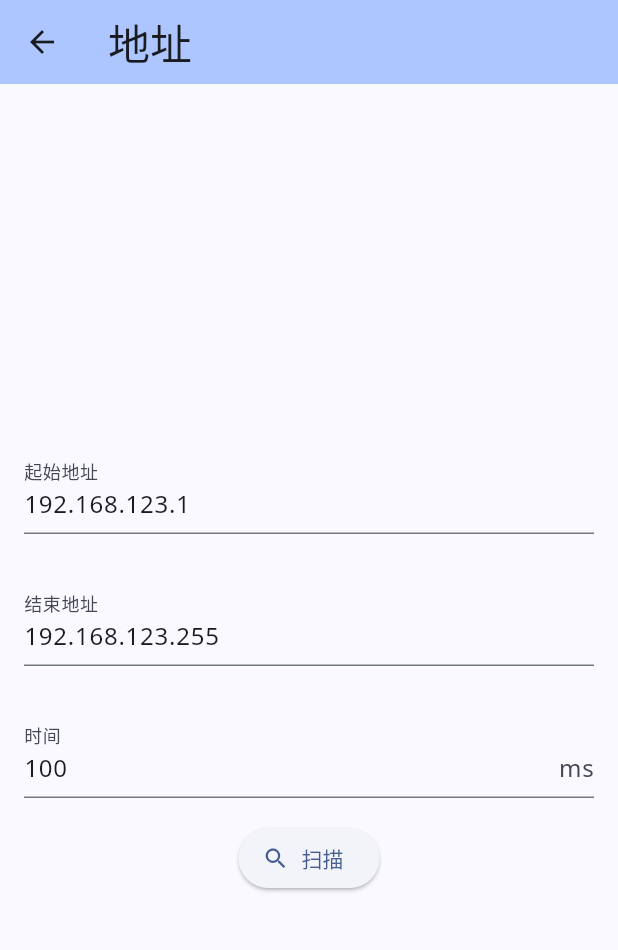
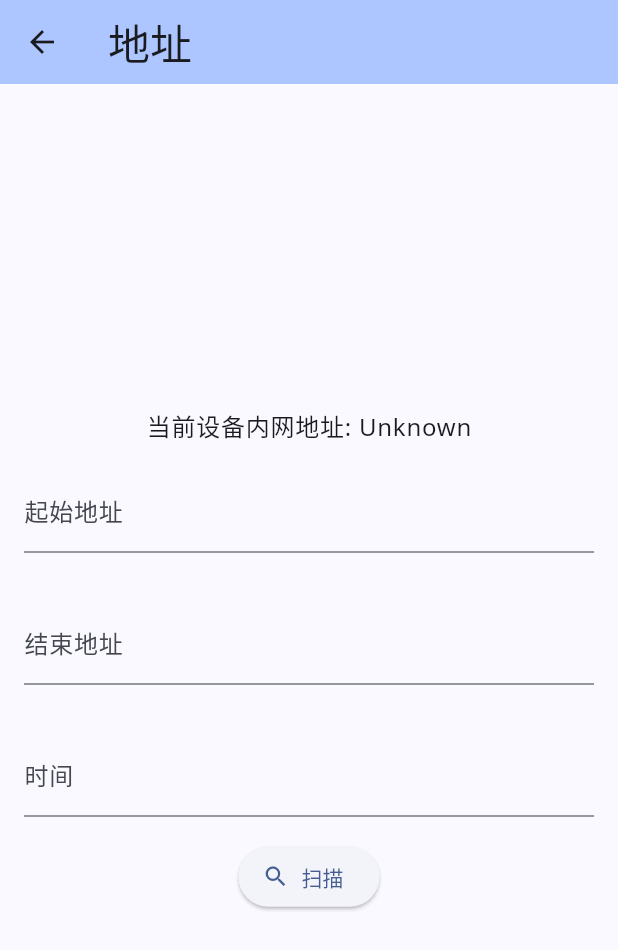
Before and after one commit to 4evergr8/WebTools, a Flutter app: the AddressScreen screen opened directly, after a tap on "扫描", on a phone screen of 412 x 824 dp. Shown: the top 950 px of the screen. Run offline on Flutter 3.47's test engine with Material 3 defaults, Android fonts, the phone set to English and light mode, and no system bars; our stand-ins replace google_fonts; missing offline and left inert: network_info_plus.

Commit message:
Update address_screen.dart

```diff
--- a/lib/screens/address_screen.dart
+++ b/lib/screens/address_screen.dart
@@ -1,23 +1,58 @@
 import 'package:flutter/material.dart';
+import 'package:network_info_plus/network_info_plus.dart';
+import '/service/scan_address.dart';
 
 class AddressScreen extends StatefulWidget {
+  const AddressScreen({super.key});
+
   @override
   _AddressScreenState createState() => _AddressScreenState();
 }
 
 class _AddressScreenState extends State<AddressScreen> {
   // 控制器，用于获取输入框的值
-  TextEditingController _startController = TextEditingController();
-  TextEditingController _endController = TextEditingController();
-  TextEditingController _timeController = TextEditingController();
+  final TextEditingController _startController = TextEditingController();
+  final TextEditingController _endController = TextEditingController();
+  final TextEditingController _timeController = TextEditingController();
+
+  String _currentIp = 'Unknown'; // 当前设备的内网地址
 
   @override
   void initState() {
     super.initState();
-    // 假设设备当前所在子网的地址是192.168.123.111
-    _startController.text = '192.168.123.1'; // 起始地址
-    _endController.text = '192.168.123.255'; // 结束地址
-    _timeController.text = '100'; // 默认值100
+    _getCurrentIp();
+  }
+
+  // 获取当前设备的内网地址
+  Future<void> _getCurrentIp() async {
+    final NetworkInfo networkInfo = NetworkInfo();
+    try {
+      String? wifiIP = await networkInfo.getWifiIP();
+      setState(() {
+        _currentIp = wifiIP ?? 'Unknown';
+        if (_currentIp != 'Unknown') {
+          // 根据当前设备的内网地址计算起始地址和结束地址
+          _startController.text = _calculateStartIp(_currentIp);
+          _endController.text = _calculateEndIp(_currentIp);
+        }
+      });
+    } catch (e) {
+      print('Failed to get current IP address: $e');
+    }
+  }
+
+  // 根据当前设备的内网地址计算起始地址
+  String _calculateStartIp(String currentIp) {
+    List<String> parts = currentIp.split('.');
+    parts[3] = '1';
+    return parts.join('.');
+  }
+
+  // 根据当前设备的内网地址计算结束地址
+  String _calculateEndIp(String currentIp) {
+    List<String> parts = currentIp.split('.');
+    parts[3] = '255';
+    return parts.join('.');
   }
 
   @override
@@ -33,6 +68,11 @@ class _AddressScreenState extends State<AddressScreen> {
         child: Column(
           mainAxisAlignment: MainAxisAlignment.center,
           children: [
+            // 显示当前设备的内网地址
+            Text(
+              '当前设备内网地址: $_currentIp',
+              style: theme.textTheme.bodyLarge,
+            ),
             // 起始地址输入框
             Padding(
               padding: const EdgeInsets.all(16.0),
@@ -70,9 +110,9 @@ class _AddressScreenState extends State<AddressScreen> {
                 // 获取输入框的内容
                 String start = _startController.text;
                 String end = _endController.text;
-                String time = _timeController.text;
+                int time = int.tryParse(_timeController.text) ?? 100;
                 // 调用扫描函数
-                _scan(start, end, time);
+                scan(start, end, time);
               },
               icon: Icon(Icons.search), // 使用搜索图标
               label: Text('扫描'),
@@ -83,11 +123,4 @@ class _AddressScreenState extends State<AddressScreen> {
     );
   }
 
-  // 扫描函数
-  void _scan(String start, String end, String time) {
-    // 在这里实现扫描逻辑
-    print('起始地址：$start');
-    print('结束地址：$end');
-    print('时间：$time ms');
-  }
 }
```
